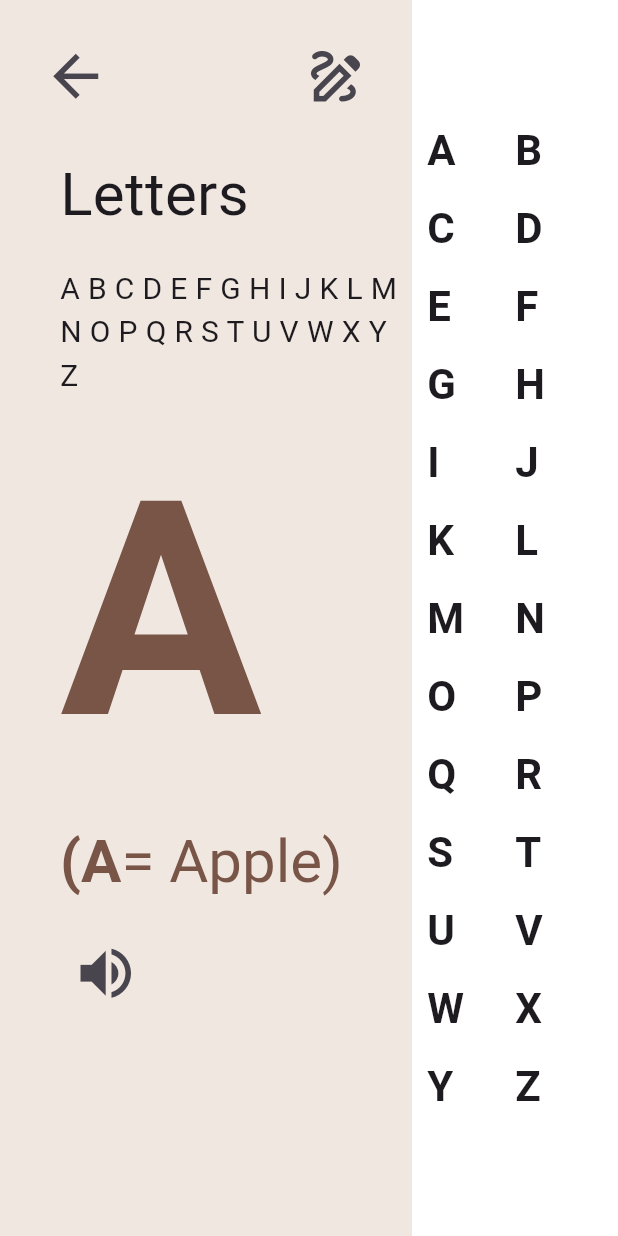
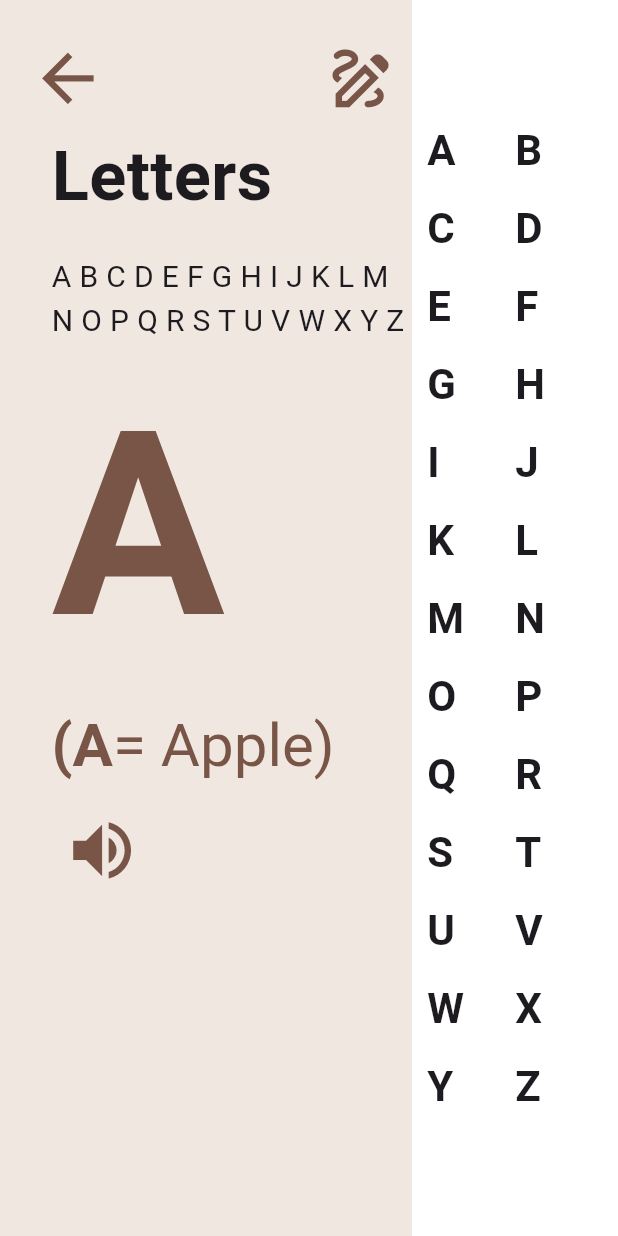
Before and after one commit to fawadshahzada/kidsApp, a Flutter app: the screen it shows after launch, after a tap on "Alphabets", on a phone screen of 412 x 824 dp. Run offline on Flutter 3.47's test engine with Material 3 defaults, Android fonts, the light colour scheme and no system bars; drawn by our look-alikes of auto_size_text; our stand-ins replace animate_do, audioplayers, confetti, device_preview, flutter_colorpicker, flutter_screenutil and 1 more.

Commit message:
some bugs fixed

```diff
--- a/lib/main.dart
+++ b/lib/main.dart
@@ -1,5 +1,7 @@
+import 'package:device_preview/device_preview.dart';
 import 'package:flutter/material.dart';
 import 'package:flutter/services.dart';
+import 'package:flutter_screenutil/flutter_screenutil.dart';
 import 'package:kidsapp/screen/alphabets_screen.dart';
 import 'package:kidsapp/screen/count_game_screen.dart';
 import 'package:kidsapp/screen/main_menu_screen.dart';
@@ -29,6 +31,8 @@ class MyApp extends StatelessWidget {
         ),
         //ChangeNotifierProvider(create: (context) => Alphabets()),
       ],
+      child: ScreenUtilInit(
+        designSize: const Size(360, 690),
         child: MaterialApp(
           debugShowCheckedModeBanner: false,
           title: 'Kids App',
@@ -45,6 +49,7 @@ class MyApp extends StatelessWidget {
             '/alphabetsScreen': (context) => const AlphabetsScreen(),
           },
         ),
+      ),
     );
   }
 }
--- a/lib/screen/alphabets_screen.dart
+++ b/lib/screen/alphabets_screen.dart
@@ -1,4 +1,6 @@
+import 'package:auto_size_text/auto_size_text.dart';
 import 'package:flutter/material.dart';
+import 'package:flutter_screenutil/flutter_screenutil.dart';
 import 'package:kidsapp/class/alphabets_class.dart';
 import 'package:kidsapp/screen/drawing_screen.dart';
 import '../widgets/alphabet_widget.dart';
@@ -27,7 +29,7 @@ class _AlphabetsScreenState extends State<AlphabetsScreen> {
                   children: [
                     // back button long
                     Container(
-                      padding: const EdgeInsets.all(20),
+                      padding: EdgeInsets.only(left: 10.w, top: 15.h),
                       child: Row(
                         mainAxisAlignment: MainAxisAlignment.spaceBetween,
                         children: [
@@ -35,9 +37,10 @@ class _AlphabetsScreenState extends State<AlphabetsScreen> {
                             onPressed: () {
                               Navigator.pop(context);
                             },
-                            icon: const Icon(
+                            icon: Icon(
                               Icons.arrow_back,
-                              size: 45,
+                              size: 45.sp,
+                              color: randomColor(),
                             ),
                           ),
                           IconButton(
@@ -47,9 +50,10 @@ class _AlphabetsScreenState extends State<AlphabetsScreen> {
                                 return const DrawingCanvas();
                               }));
                             },
-                            icon: const Icon(
+                            icon: Icon(
                               Icons.draw_outlined,
-                              size: 45,
+                              size: 45.sp,
+                              color: randomColor(),
                             ),
                           ),
                         ],
@@ -59,12 +63,12 @@ class _AlphabetsScreenState extends State<AlphabetsScreen> {
                     Align(
                       alignment: Alignment.centerLeft,
                       child: Container(
-                        padding: const EdgeInsets.only(left: 40),
-                        child: const Text(
+                        padding: EdgeInsets.only(left: 30.w),
+                        child: Text(
                           'Letters',
                           style: TextStyle(
-                            fontSize: 40,
-                            fontWeight: FontWeight.w400,
+                            fontSize: 40.sp,
+                            fontWeight: FontWeight.bold,
                           ),
                         ),
                       ),
@@ -76,7 +80,7 @@ class _AlphabetsScreenState extends State<AlphabetsScreen> {
                     Align(
                       alignment: Alignment.centerLeft,
                       child: Container(
-                        padding: const EdgeInsets.only(left: 40),
+                        padding: EdgeInsets.only(left: 30.w),
                         child: const Text(
                           'A B C D E F G H I J K L M N O P Q R S T U V W X Y Z',
                           style: TextStyle(
@@ -254,13 +258,14 @@ class _AlphabetsScreenState extends State<AlphabetsScreen> {
         Expanded(
           child: InkWell(
             onTap: onPressed1,
-            child: SizedBox(
-              child: Text(
-                alphabet1.alphabet,
-                style: const TextStyle(
-                  fontSize: 28,
-                  fontWeight: FontWeight.bold,
-                ),
+            child: AutoSizeText(
+              alphabet1.alphabet,
+              maxLines: 1,
+              maxFontSize: 28,
+              minFontSize: 20,
+              style: const TextStyle(
+                fontSize: 28,
+                fontWeight: FontWeight.bold,
               ),
             ),
           ),
@@ -268,8 +273,11 @@ class _AlphabetsScreenState extends State<AlphabetsScreen> {
         Expanded(
           child: InkWell(
             onTap: onPressed2,
-            child: Text(
+            child: AutoSizeText(
               alphabet2.alphabet,
+              maxLines: 1,
+              maxFontSize: 28,
+              minFontSize: 20,
               style: const TextStyle(
                 fontSize: 28,
                 fontWeight: FontWeight.bold,
--- a/lib/screen/main_menu_screen.dart
+++ b/lib/screen/main_menu_screen.dart
@@ -1,18 +1,28 @@
 import 'package:flutter/material.dart';
+import 'package:flutter_screenutil/flutter_screenutil.dart';
 
 class MainMenuScreen extends StatelessWidget {
   const MainMenuScreen({super.key});
 
   @override
   Widget build(BuildContext context) {
+    String greeting = '';
+    var hour = DateTime.now().hour;
+    if (hour < 12) {
+      greeting = 'Good Morning';
+    } else if (hour < 17) {
+      greeting = 'Good Afternoon';
+    } else {
+      greeting = 'Good Evening';
+    }
     return SafeArea(
       child: Scaffold(
         body: Column(mainAxisAlignment: MainAxisAlignment.center, children: [
           // placeholder circular image at the center
           Center(
             child: Container(
-                width: 120,
-                height: 120,
+                width: 100.w,
+                height: 100.h,
                 padding: const EdgeInsets.all(17),
                 decoration: const BoxDecoration(
                   shape: BoxShape.circle,
@@ -27,22 +37,22 @@ class MainMenuScreen extends StatelessWidget {
             height: 20,
           ),
           // good morning text
-          const Text(
-            'Good Morning',
+          Text(
+            greeting,
             style: TextStyle(
-              fontSize: 20,
+              fontSize: 15.sp,
               fontWeight: FontWeight.normal,
             ),
           ),
           // text CAKKA
-          const Text(
+          Text(
             'CAKKA',
             style: TextStyle(
                 fontFamily: 'Merchindise',
-                fontSize: 28,
+                fontSize: 28.sp,
                 fontWeight: FontWeight.bold,
                 letterSpacing: 2.5,
-                color: Color(0xffae3c39)),
+                color: const Color(0xffae3c39)),
           ),
           const SizedBox(
             height: 10,
@@ -53,10 +63,10 @@ class MainMenuScreen extends StatelessWidget {
             shrinkWrap: true,
             physics: const NeverScrollableScrollPhysics(),
             // long Grid container
-            padding: const EdgeInsets.all(30),
+            padding: EdgeInsets.all(20.r),
             mainAxisSpacing: 20,
             crossAxisSpacing: 20,
-            childAspectRatio: 0.7,
+            childAspectRatio: 0.8,
             children: [
               menuContainer(
                 const Color(0xffe7f4e8),
@@ -109,7 +119,7 @@ class MainMenuScreen extends StatelessWidget {
     onPressed,
   ) {
     return ClipRRect(
-      borderRadius: BorderRadius.circular(20),
+      borderRadius: BorderRadius.circular(20.r),
       child: Container(
         color: containerColor,
         child: InkWell(
@@ -120,16 +130,16 @@ class MainMenuScreen extends StatelessWidget {
           child: Column(
             mainAxisAlignment: MainAxisAlignment.center,
             children: [
-              const SizedBox(
-                height: 20,
+              SizedBox(
+                height: 20.h,
               ),
               Image.asset(
                 imagePath,
-                width: 90,
-                height: 90,
+                width: 90.w,
+                height: 90.h,
               ),
-              const SizedBox(
-                height: 20,
+              SizedBox(
+                height: 20.h,
               ),
               Text(
                 text,
--- a/lib/widgets/alphabet_widget.dart
+++ b/lib/widgets/alphabet_widget.dart
@@ -1,6 +1,7 @@
 import 'dart:math';
 import 'package:audioplayers/audioplayers.dart';
 import 'package:flutter/material.dart';
+import 'package:flutter_screenutil/flutter_screenutil.dart';
 
 import '../class/alphabets_class.dart';
 
@@ -31,12 +32,12 @@ class _LettersWidgetState extends State<LettersWidget> {
           Align(
             alignment: Alignment.centerLeft,
             child: Container(
-              padding: const EdgeInsets.only(left: 40),
+              padding: EdgeInsets.only(left: 30.w),
               child: Text(
                 widget.title.alphabet,
                 style: TextStyle(
                   color: randomColor(),
-                  fontSize: 200,
+                  fontSize: 150.sp,
                   fontWeight: FontWeight.bold,
                 ),
               ),
@@ -46,13 +47,13 @@ class _LettersWidgetState extends State<LettersWidget> {
           Align(
             alignment: Alignment.centerLeft,
             child: Container(
-              padding: const EdgeInsets.only(left: 40),
+                padding: EdgeInsets.only(left: 30.w),
                 child: RichText(
                   text: TextSpan(
                     text: '(${widget.title.alphabet}',
                     style: TextStyle(
                       color: randomColor(),
-                    fontSize: 40,
+                      fontSize: 35.sp,
                       fontWeight: FontWeight.bold,
                     ),
                     children: <TextSpan>[
@@ -60,31 +61,34 @@ class _LettersWidgetState extends State<LettersWidget> {
                         text: '= ${widget.title.forwardAlphabet})',
                         style: TextStyle(
                           color: randomColor(),
-                        fontSize: 40,
+                          fontSize: 35.sp,
                           fontWeight: FontWeight.normal,
                         ),
                       ),
                     ],
                   ),
-              )
+                )),
           ),
-          ),
-          const SizedBox(
-            height: 20,
+          SizedBox(
+            height: 10.h,
           ),
           // speaker icon to play the sound of the alphabet
           Align(
             alignment: Alignment.centerLeft,
             child: Container(
-              padding: const EdgeInsets.only(left: 40),
+              padding: EdgeInsets.only(left: 30.w),
               child: IconButton(
                 onPressed: () {
-                  AudioPlayer()
-                      .play(AssetSource(widget.title.audioPath));
+                  AudioPlayer().play(
+                    AssetSource(
+                      widget.title.audioPath,
+                    ),
+                  );
                 },
-                icon: const Icon(
+                icon: Icon(
                   Icons.volume_up,
-                  size: 45,
+                  size: 45.sp,
+                  color: randomColor(),
                 ),
               ),
             ),
--- a/pubspec.yaml
+++ b/pubspec.yaml
@@ -16,7 +16,7 @@ publish_to: 'none' # Remove this line if you wish to publish to pub.dev
 # https://developer.apple.com/library/archive/documentation/General/Reference/InfoPlistKeyReference/Articles/CoreFoundationKeys.html
 # In Windows, build-name is used as the major, minor, and patch parts
 # of the product and file versions while build-number is used as the build suffix.
-version: 1.0.0+1
+version: 1.0.0+2
 
 environment:
   sdk: '>=3.2.5 <4.0.0'
@@ -35,8 +35,11 @@ dependencies:
   audioplayers:
   glassmorphism_ui:
   flutter_staggered_grid_view: ^0.7.0
+  device_preview:
   flutter_colorpicker:
   confetti: ^0.7.0
+  flutter_screenutil:
+  auto_size_text:
 
 
 
```
Also changed, not shown: lib/screen/count_game_screen.dart (+13 -15 lines), lib/screen/numbers_screen.dart (+11 -11 lines), lib/widgets/count_game_level1_handler.dart (+7 -5 lines), lib/widgets/count_game_widget.dart (+46 -121 lines), lib/widgets/number_widget.dart (+15 -16 lines), pubspec.lock, 1 other file. Lines whose indentation alone changed are shown as unchanged.
